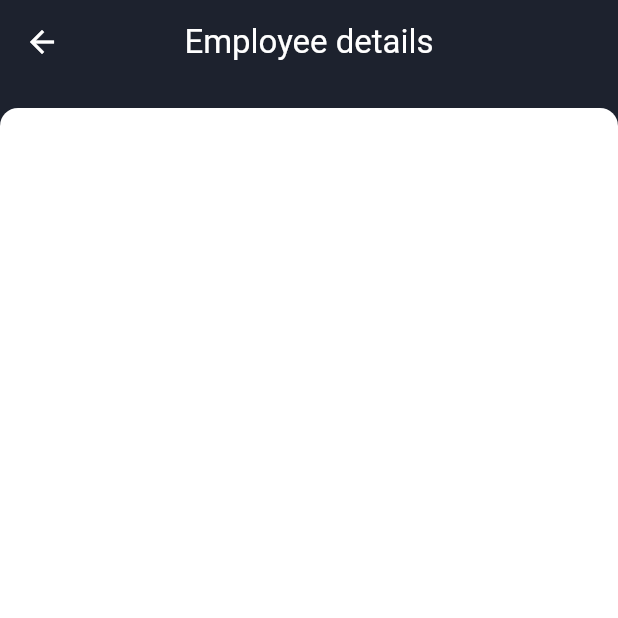
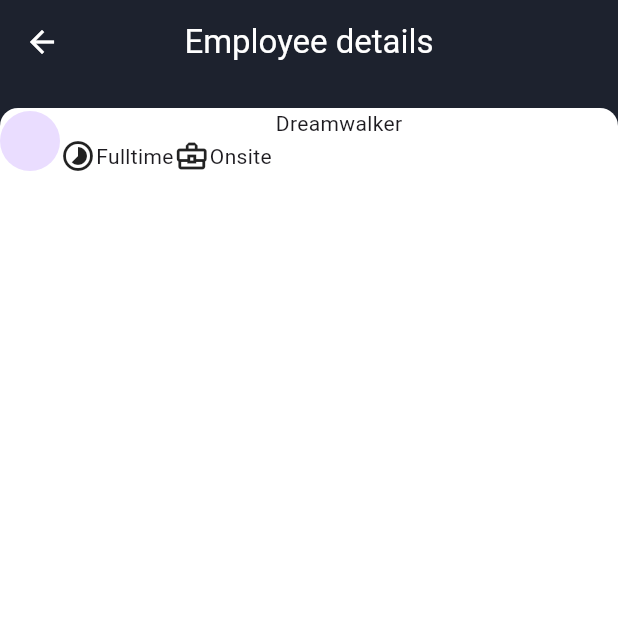
Before and after one commit to JAICHANGPARK/flutter_notebook_chapter_43, a Flutter app: the EmployeeDetailPage screen opened directly, on a phone screen of 412 x 824 dp, the top half of it. Run offline on Flutter 3.47's test engine with Material 3 defaults, Android fonts, the phone set to English and light mode, and no system bars; our stand-ins replace gap, hugeicons, percent_indicator.

Commit message:
Update employee_detail_page.dart

```diff
--- a/lib/ep2178_employee_app/employee_detail_page.dart
+++ b/lib/ep2178_employee_app/employee_detail_page.dart
@@ -25,11 +25,37 @@ class _EmployeeDetailPageState extends State<EmployeeDetailPage> {
             child: Container(
               margin: EdgeInsets.only(top: 16),
               decoration: BoxDecoration(
-                color: Colors.white,
-                borderRadius: BorderRadius.only(
-                  topLeft: Radius.circular(12),
-                  topRight: Radius.circular(12),
-                )
+                  color: Colors.white,
+                  borderRadius: BorderRadius.only(
+                    topLeft: Radius.circular(12),
+                    topRight: Radius.circular(12),
+                  )),
+              child: Column(
+                crossAxisAlignment: CrossAxisAlignment.start,
+                children: [
+                  Row(
+                    children: [
+                      CircleAvatar(),
+                      Expanded(
+                        child: Column(
+                          children: [
+                            Text(
+                              "Dreamwalker",
+                            ),
+                            Row(
+                              children: [
+                                Icon(Icons.timelapse),
+                                Text("Fulltime"),
+                                Icon(Icons.business_center_outlined),
+                                Text("Onsite"),
+                              ],
+                            )
+                          ],
+                        ),
+                      )
+                    ],
+                  )
+                ],
               ),
             ),
           ),
```
